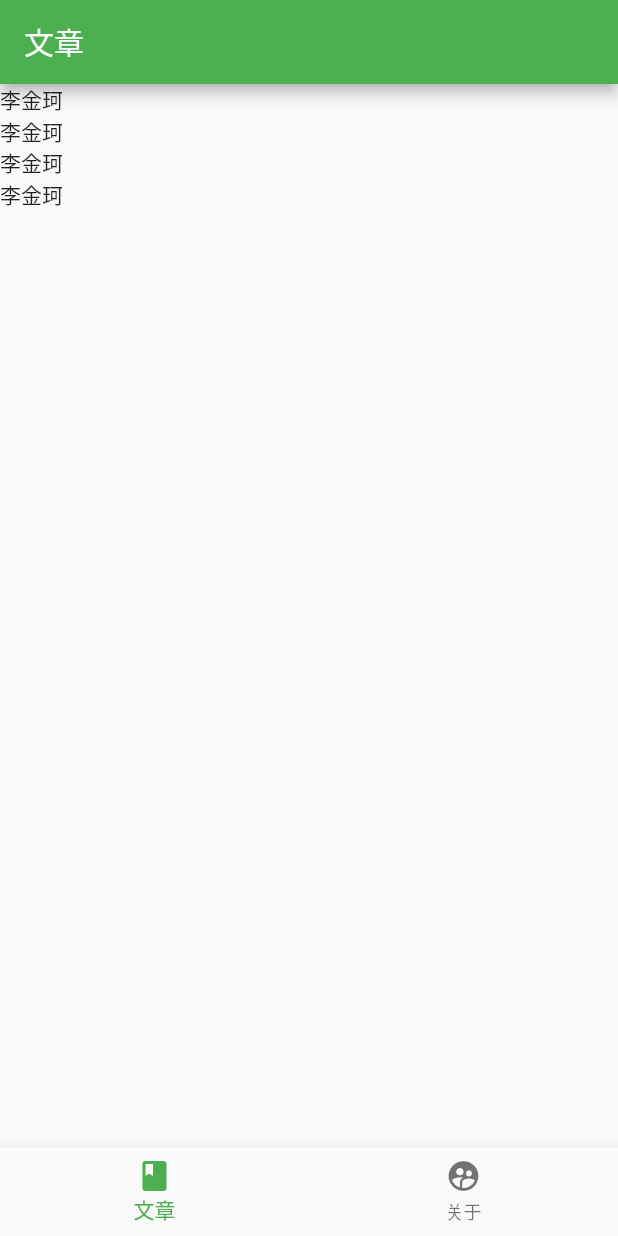
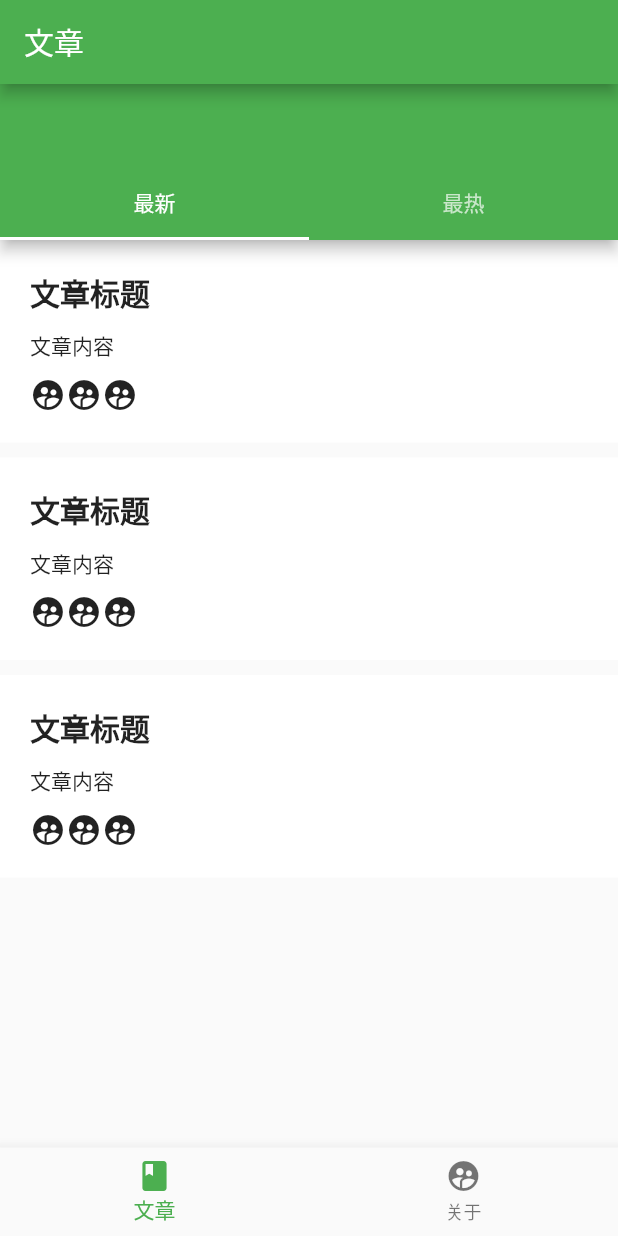
Before and after one commit to lijinke666/flutter-study, a Flutter app: the screen it shows after launch, on a phone screen of 412 x 824 dp. Run offline on Flutter 3.47's test engine with Material 2 defaults, Android fonts, the phone set to English and light mode, and no system bars; our stand-ins replace flutter_swiper.

Commit message:
feat: 首页文章布局

```diff
--- a/lib/AboutPage.dart
+++ b/lib/AboutPage.dart
@@ -1,4 +1,5 @@
 import 'package:flutter/material.dart';
+import 'package:flutter_swiper/flutter_swiper.dart';
 
 class AboutPage extends StatefulWidget {
   @override
@@ -21,8 +22,23 @@ class Page extends State<AboutPage> {
     );
   }
 
-    // 文章列表
+  // 关于我们
   Widget aboutContent(BuildContext context) {
-    return new Text('关于');
+    return Container(
+      width: MediaQuery.of(context).size.width,
+      height: 200.0,
+      child: Swiper(
+        itemBuilder: (BuildContext context, int index){
+          return Image.network(
+            "http://via.placeholder.com/350x150",
+            fit: BoxFit.cover,
+          );
+        },
+        itemCount: 10,
+        autoplay: true,
+        viewportFraction: 0.8,
+        scale: 0.9,
+      )
+    );
   }
 }
--- a/lib/AritclePage.dart
+++ b/lib/AritclePage.dart
@@ -17,19 +17,80 @@ class Page extends State<AritclePage> {
   Widget layout(BuildContext context) {
     return new Scaffold(
       appBar: new AppBar(title: const Text('文章')),
-      body: articleList(context)
+      // body: articleList(context)
+      body: DefaultTabController(
+        length: 2,
+        child: Scaffold(
+          appBar: AppBar(
+            bottom: TabBar(
+              tabs: [
+                Tab(child: Text('最新')),
+                Tab(child: Text('最热')),
+              ],
+            ),
+          ),
+          body: TabBarView(
+            children: [
+              articleList(context),
+              articleList(context),
+            ],
+          ),
+        ),
+      ),
     );
   }
 
   // 文章列表
   Widget articleList(BuildContext context) {
-    return new ListView(
+    return ListView(
       children: <Widget>[
-        Text('李金珂'),
-        Text('李金珂'),
-        Text('李金珂'),
-        Text('李金珂'),
+        articleCard(context),
+        articleCard(context),
+        articleCard(context),
       ],
     );
   }
+
+  //单个文章
+  Widget articleCard(BuildContext context){
+    return Container(
+      child: Column (
+        crossAxisAlignment: CrossAxisAlignment.start,
+        children: <Widget>[
+          Text(
+            "文章标题",
+            style: TextStyle(
+              fontSize: 20.0,
+              fontWeight: FontWeight.bold,
+            ),
+            overflow: TextOverflow.ellipsis,
+            maxLines: 1,
+          ),
+          Container(child:
+            Text(
+              "文章内容",
+              style: TextStyle (
+                fontSize: 14.0,
+                fontWeight: FontWeight.w500,
+              ),
+              overflow: TextOverflow.ellipsis,
+              maxLines: 2,
+            ),
+            margin: EdgeInsets.only(bottom: 10.0, top: 10.0),
+          ),
+          Row(
+            children: <Widget>[
+              Icon(Icons.supervised_user_circle),
+              Icon(Icons.supervised_user_circle),
+              Icon(Icons.supervised_user_circle),
+            ],
+          )
+        ],
+      ),
+      width: MediaQuery.of(context).size.width,
+      color: Colors.white,
+      padding: EdgeInsets.all(20.0),
+      margin: EdgeInsets.only(bottom: 10.0),
+    );
+  }
 }
--- a/lib/main.dart
+++ b/lib/main.dart
@@ -38,7 +38,7 @@ class _MyHomePageState extends State<MyHomePage> {
   @override
   Widget build(BuildContext context) {
     return new Scaffold(
-      body: _pageList[_tabIndex],
+      body:  _pageList[_tabIndex],
       bottomNavigationBar: new BottomNavigationBar(
         items: [
           new BottomNavigationBarItem(icon: Icon(Icons.book), title: Text('文章')),
--- a/pubspec.yaml
+++ b/pubspec.yaml
@@ -19,6 +19,9 @@ dependencies:
   # The following adds the Cupertino Icons font to your application.
   # Use with the CupertinoIcons class for iOS style icons.
   cupertino_icons: ^0.1.2
+
+  # 和 npm package.json 一样 不过这个是 自动下载 依赖
+  flutter_swiper: ^1.1.4
 
 dev_dependencies:
   flutter_test:
```
